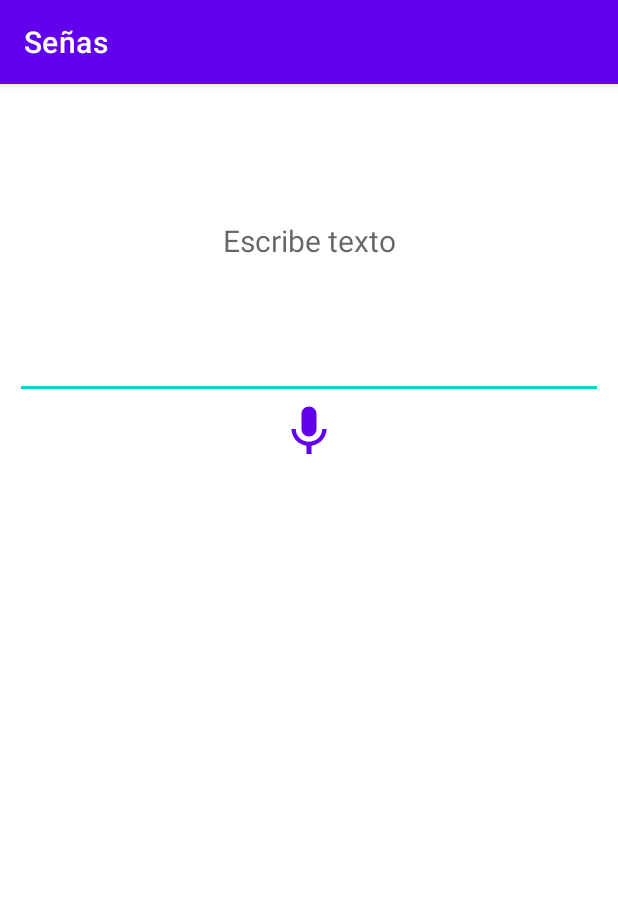
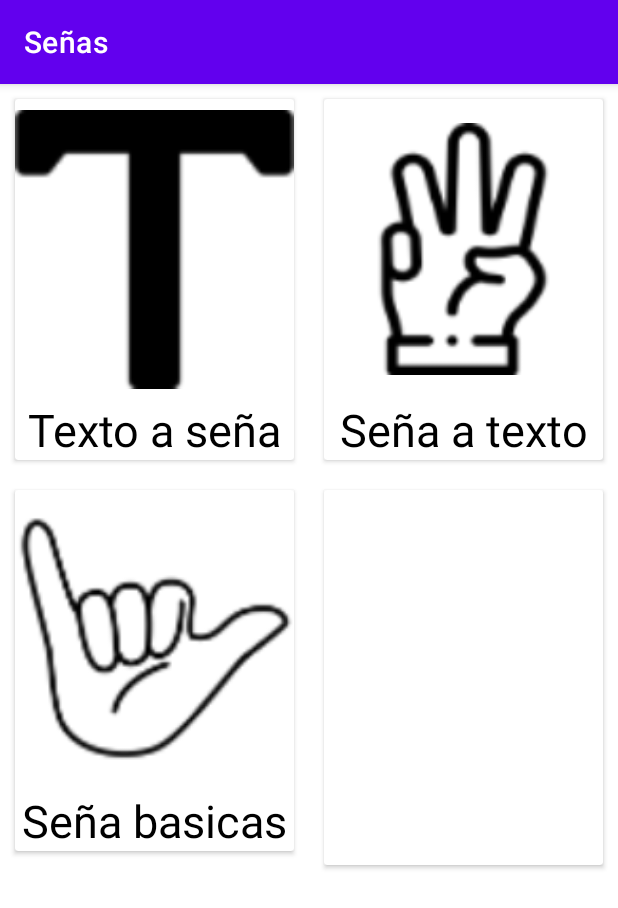
Before and after one commit to TheSkrapy/App, an Android app: the screen it shows after launch (TextSignActivity before the commit, MainActivity after it), on a phone screen of 412 x 824 dp. Shown: the top 908 px of the screen. Run offline under Robolectric (Android 15) with nearby library versions, the phone set to English and light mode, and no system bars.

Commit message:
Main_interface E2 menu principal creado

```diff
--- a/app/src/main/java/com/example/seas/MainActivity.java
+++ b/app/src/main/java/com/example/seas/MainActivity.java
@@ -1,9 +1,12 @@
 package com.example.seas;
 
 import androidx.appcompat.app.AppCompatActivity;
+import androidx.cardview.widget.CardView;
 
 import android.content.Intent;
 import android.os.Bundle;
+import android.view.View;
+import android.widget.Button;
 
 public class MainActivity extends AppCompatActivity {
 
@@ -11,6 +14,10 @@ public class MainActivity extends AppCompatActivity {
     protected void onCreate(Bundle savedInstanceState) {
         super.onCreate(savedInstanceState);
         setContentView(R.layout.activity_main);
-        startActivity(new Intent(this, TextSignActivity.class));
+        CardView card1 = findViewById(R.id.card1);
+        card1.setOnClickListener(view ->
+                startActivity(new Intent(view.getContext(),TextSignActivity.class))
+        );
     }
+
 }
--- a/app/src/main/res/layout/activity_main.xml
+++ b/app/src/main/res/layout/activity_main.xml
@@ -1,18 +1,98 @@
 <?xml version="1.0" encoding="utf-8"?>
-<androidx.constraintlayout.widget.ConstraintLayout xmlns:android="http://schemas.android.com/apk/res/android"
-    xmlns:app="http://schemas.android.com/apk/res-auto"
+<LinearLayout xmlns:android="http://schemas.android.com/apk/res/android"
     xmlns:tools="http://schemas.android.com/tools"
     android:layout_width="match_parent"
     android:layout_height="match_parent"
+    android:orientation="vertical"
     tools:context=".MainActivity">
 
-    <TextView
-        android:layout_width="wrap_content"
+    <LinearLayout
+        android:layout_width="match_parent"
         android:layout_height="wrap_content"
-        android:text="Hello World!"
-        app:layout_constraintBottom_toBottomOf="parent"
-        app:layout_constraintEnd_toEndOf="parent"
-        app:layout_constraintStart_toStartOf="parent"
-        app:layout_constraintTop_toTopOf="parent" />
+        android:orientation="horizontal">
+        <androidx.cardview.widget.CardView
+            android:layout_margin="10dp"
+            android:id="@+id/card1"
+            android:layout_width="0dp"
+            android:layout_weight="1"
+            android:layout_height="wrap_content">
+            <LinearLayout
+                android:layout_width="match_parent"
+                android:layout_height="wrap_content"
+                android:orientation="vertical">
+                <ImageView
+                    android:layout_width="match_parent"
+                    android:layout_height="200dp"
+                    android:src="@drawable/text"/>
+                <TextView
+                    android:layout_width="match_parent"
+                    android:layout_height="wrap_content"
+                    android:text="Texto a seña"
+                    android:textColor="@color/black"
+                    android:textAlignment="center"
+                    android:textSize="30sp"/>
+            </LinearLayout>
+        </androidx.cardview.widget.CardView>
+        <androidx.cardview.widget.CardView
+            android:layout_margin="10dp"
+            android:id="@+id/card2"
+            android:layout_width="0dp"
+            android:layout_weight="1"
+            android:layout_height="wrap_content">
+            <LinearLayout
+                android:layout_width="match_parent"
+                android:layout_height="wrap_content"
+                android:orientation="vertical">
+                <ImageView
+                    android:layout_width="match_parent"
+                    android:layout_height="200dp"
+                    android:src="@drawable/abc_sign"/>
+                <TextView
+                    android:layout_width="match_parent"
+                    android:layout_height="wrap_content"
+                    android:text="Seña a texto"
+                    android:textColor="@color/black"
+                    android:textAlignment="center"
+                    android:textSize="30sp"/>
+            </LinearLayout>
+        </androidx.cardview.widget.CardView>
+    </LinearLayout>
 
-</androidx.constraintlayout.widget.ConstraintLayout>
+    <LinearLayout
+        android:layout_width="match_parent"
+        android:layout_height="wrap_content"
+        android:orientation="horizontal">
+        <androidx.cardview.widget.CardView
+            android:layout_margin="10dp"
+            android:id="@+id/card3"
+            android:layout_width="0dp"
+            android:layout_weight="1"
+            android:layout_height="wrap_content">
+            <LinearLayout
+                android:layout_width="match_parent"
+                android:layout_height="wrap_content"
+                android:orientation="vertical">
+                <ImageView
+                    android:layout_width="match_parent"
+                    android:layout_height="200dp"
+                    android:src="@drawable/basic_sign"/>
+                <TextView
+                    android:layout_width="match_parent"
+                    android:layout_height="wrap_content"
+                    android:text="Seña basicas"
+                    android:textColor="@color/black"
+                    android:textAlignment="center"
+                    android:textSize="30sp"/>
+            </LinearLayout>
+        </androidx.cardview.widget.CardView>
+        <androidx.cardview.widget.CardView
+            android:layout_margin="10dp"
+            android:id="@+id/card4"
+            android:layout_width="0dp"
+            android:layout_weight="1"
+            android:layout_height="250dp">
+
+        </androidx.cardview.widget.CardView>
+    </LinearLayout>
+
+</LinearLayout>
```
Also changed, not shown: app/src/main/res/drawable/abc_sign.png (added), app/src/main/res/drawable/basic_sign.png (added), app/src/main/res/drawable/text.png (added).
